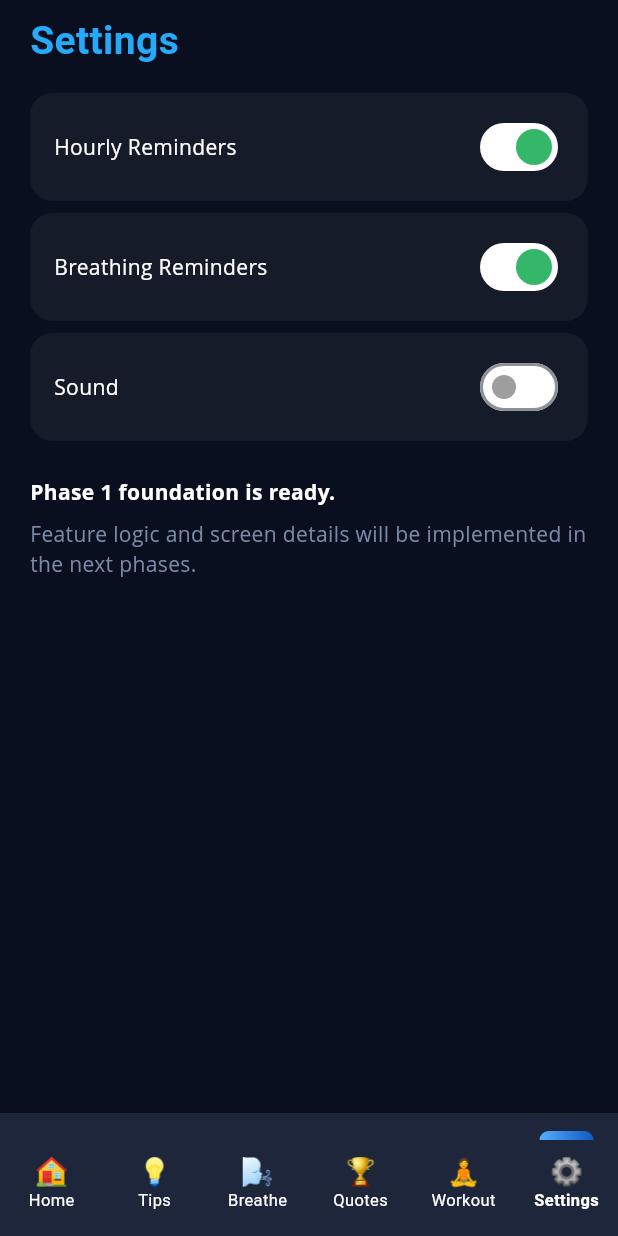
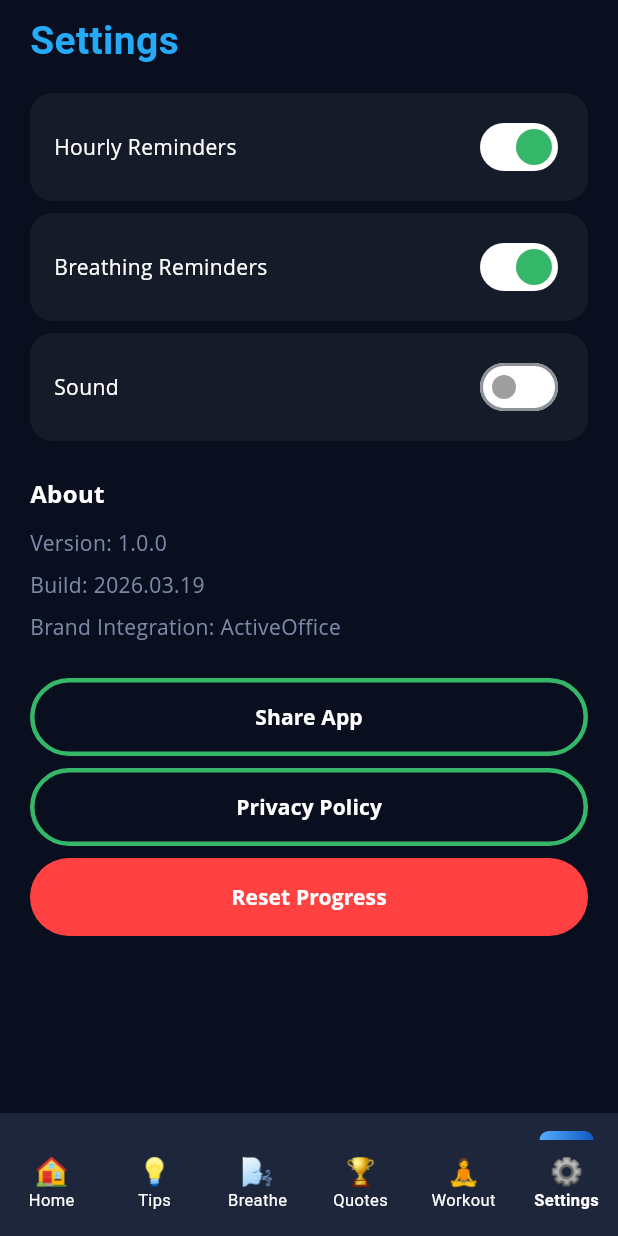
Before and after one commit to dyshko-taras/levchuk_0002, a Flutter app: the screen it shows after launch, after a tap on "Get Started", after a tap on "⚙️", on a phone screen of 412 x 824 dp. Run offline on Flutter 3.47's test engine with Material 3 defaults, Android fonts, the phone set to English and light mode, and no system bars; our stand-ins replace device_preview, go_router, shared_preferences; Roboto replaces fonts that are missing (Open Sans, Rubik).

Commit message:
feat: add phase 4 core tab screens

```diff
--- a/flutter_front/lib/constants/app_images.dart
+++ b/flutter_front/lib/constants/app_images.dart
@@ -14,4 +14,31 @@ abstract final class AppImages {
   static const tipMobility = 'assets/images/tip_mobility.webp';
   static const tipProductivity = 'assets/images/tip_productivity.webp';
   static const tipBreathing = 'assets/images/tip_breathing.webp';
+
+  static String topicImage(String topicId) {
+    switch (topicId) {
+      case 'eye_tips':
+        return tipEye;
+      case 'posture_tips':
+        return tipPosture;
+      case 'stress_tips':
+        return tipStress;
+      case 'focus_fatigue':
+        return tipFocus;
+      case 'hydration_nutrition':
+        return tipHydration;
+      case 'sleep_recovery':
+        return tipSleep;
+      case 'mental_health':
+        return tipMental;
+      case 'mobility_stretching':
+        return tipMobility;
+      case 'productivity_balance':
+        return tipProductivity;
+      case 'breathing_relaxation':
+        return tipBreathing;
+      default:
+        return homeHero;
+    }
+  }
 }
--- a/flutter_front/lib/core/routing/app_router.dart
+++ b/flutter_front/lib/core/routing/app_router.dart
@@ -4,8 +4,11 @@ import 'package:go_router/go_router.dart';
 import '../../constants/app_routes.dart';
 import '../../ui/pages/breathing_settings_page.dart';
 import '../../ui/pages/exercise_page.dart';
+import '../../ui/pages/quotes_page.dart';
+import '../../ui/pages/settings_page.dart';
+import '../../ui/pages/tip_detail_page.dart';
+import '../../ui/pages/tips_page.dart';
 import '../../ui/pages/placeholder_page.dart';
-import '../../ui/pages/settings_page.dart';
 import '../../ui/pages/shell/home_page.dart';
 import '../../ui/pages/shell/main_shell_page.dart';
 import '../../ui/pages/splash_page.dart';
@@ -45,10 +48,7 @@ class AppRouter {
             routes: [
               GoRoute(
                 path: AppRoutes.tips,
-                builder: (_, __) => const PlaceholderPage(
-                  title: 'Wellness Tips',
-                  subtitle: 'Tips list will be implemented in Phase 4.',
-                ),
+                builder: (_, __) => const TipsPage(),
               ),
             ],
           ),
@@ -67,10 +67,7 @@ class AppRouter {
             routes: [
               GoRoute(
                 path: AppRoutes.quotes,
-                builder: (_, __) => const PlaceholderPage(
-                  title: 'Inspiring Quotes',
-                  subtitle: 'Quotes flow will be implemented in Phase 4.',
-                ),
+                builder: (_, __) => const QuotesPage(),
               ),
             ],
           ),
@@ -116,11 +113,8 @@ class AppRouter {
       ),
       GoRoute(
         path: '${AppRoutes.tips}/:topicId',
-        builder: (_, state) => PlaceholderPage(
-          title: 'Tip Detail',
-          subtitle:
-              'Topic "${state.pathParameters['topicId']}" will be implemented in Phase 4.',
-        ),
+        builder: (_, state) =>
+            TipDetailPage(topicId: state.pathParameters['topicId'] ?? ''),
       ),
       GoRoute(
         path: AppRoutes.breathingSettings,
--- a/flutter_front/lib/providers/breathing_provider.dart
+++ b/flutter_front/lib/providers/breathing_provider.dart
@@ -17,9 +17,6 @@ class BreathingProvider extends ChangeNotifier {
   BreathingSettings get settings => _settings;
 
   Future<void> load() async {
-    if (_loaded) {
-      return;
-    }
     _settings = await _repository.load();
     _loaded = true;
     notifyListeners();
--- a/flutter_front/lib/providers/quotes_provider.dart
+++ b/flutter_front/lib/providers/quotes_provider.dart
@@ -34,10 +34,6 @@ class QuotesProvider extends ChangeNotifier {
   }
 
   Future<void> load() async {
-    if (_loaded) {
-      return;
-    }
-
     _quotes = await _quotesRepository.loadQuotes();
     _loaded = true;
     notifyListeners();
--- a/flutter_front/lib/providers/tips_provider.dart
+++ b/flutter_front/lib/providers/tips_provider.dart
@@ -18,10 +18,6 @@ class TipsProvider extends ChangeNotifier {
   List<WellnessTopic> get topics => _topics;
 
   Future<void> load() async {
-    if (_loaded) {
-      return;
-    }
-
     _topics = await _tipsRepository.loadTopics();
     _loaded = true;
     notifyListeners();
--- /dev/null
+++ b/flutter_front/lib/ui/pages/quotes_page.dart
@@ -0,0 +1,125 @@
+import 'package:flutter/material.dart';
+import 'package:provider/provider.dart';
+
+import '../../constants/app_images.dart';
+import '../../constants/app_spacing.dart';
+import '../../providers/quotes_provider.dart';
+import '../theme/app_colors.dart';
+import '../theme/app_fonts.dart';
+import '../widgets/common/accent_bar.dart';
+import '../widgets/common/gradient_card.dart';
+import '../widgets/common/screen_header.dart';
+
+class QuotesPage extends StatelessWidget {
+  const QuotesPage({super.key});
+
+  @override
+  Widget build(BuildContext context) {
+    final quotesProvider = context.watch<QuotesProvider>();
+    final activeQuote = quotesProvider.currentQuote ?? quotesProvider.quoteOfTheDay;
+
+    return Scaffold(
+      body: SafeArea(
+        child: Stack(
+          children: [
+            Positioned.fill(
+              child: Opacity(
+                opacity: 0.15,
+                child: Image.asset(
+                  AppImages.quotesBackground,
+                  fit: BoxFit.cover,
+                  alignment: Alignment.topCenter,
+                ),
+              ),
+            ),
+            Padding(
+              padding: Insets.screen,
+              child: Column(
+                crossAxisAlignment: CrossAxisAlignment.start,
+                children: [
+                  const ScreenHeader(
+                    title: 'Inspiring Quotes',
+                    accentColor: ScreenHeaderAccent.purple,
+                  ),
+                  const SizedBox(height: AppSpacing.lg),
+                  GradientCard(
+                    child: Column(
+                      crossAxisAlignment: CrossAxisAlignment.start,
+                      children: [
+                        AccentBar.purple,
+                        Gaps.hSm,
+                        Text(
+                          '✨ Quote of the Day:',
+                          style: AppFonts.body(
+                            size: 15,
+                            weight: FontWeight.w700,
+                            color: Colors.white,
+                          ),
+                        ),
+                        Gaps.hSm,
+                        Text(
+                          activeQuote == null ? 'No quote available.' : '"${activeQuote.text}"',
+                          style: AppFonts.body(
+                            size: 16,
+                            color: Colors.white,
+                          ),
+                        ),
+                        Gaps.hSm,
+                        Align(
+                          alignment: Alignment.centerRight,
+                          child: Text(
+                            activeQuote == null ? '—' : '— ${activeQuote.author}',
+                            style: AppFonts.body(
+                              size: 13,
+                              color: AppColors.purpleStart,
+                            ),
+                          ),
+                        ),
+                      ],
+                    ),
+                  ),
+                  const Spacer(),
+                  OutlinedButton(
+                    onPressed: () {},
+                    style: OutlinedButton.styleFrom(
+                      minimumSize: const Size.fromHeight(56),
+                      side: const BorderSide(
+                        color: AppColors.greenStart,
+                        width: 3,
+                      ),
+                    ),
+                    child: Text(
+                      'Past quotes',
+                      style: AppFonts.body(
+                        size: 16,
+                        weight: FontWeight.w700,
+                        color: Colors.white,
+                      ),
+                    ),
+                  ),
+                  Gaps.hXs,
+                  FilledButton(
+                    onPressed: quotesProvider.showNextQuote,
+                    style: FilledButton.styleFrom(
+                      minimumSize: const Size.fromHeight(56),
+                      backgroundColor: AppColors.greenStart,
+                    ),
+                    child: Text(
+                      'Next Quote',
+                      style: AppFonts.body(
+                        size: 16,
+                        weight: FontWeight.w700,
+                        color: Colors.white,
+                      ),
+                    ),
+                  ),
+                  Gaps.hLg,
+                ],
+              ),
+            ),
+          ],
+        ),
+      ),
+    );
+  }
+}
--- a/flutter_front/lib/ui/pages/settings_page.dart
+++ b/flutter_front/lib/ui/pages/settings_page.dart
@@ -5,6 +5,8 @@ import 'package:provider/provider.dart';
 
 import '../../constants/app_spacing.dart';
 import '../../constants/app_strings.dart';
+import '../../providers/routine_provider.dart';
+import '../../providers/workout_provider.dart';
 import '../../providers/settings_provider.dart';
 import '../theme/app_colors.dart';
 import '../theme/app_fonts.dart';
@@ -64,19 +66,131 @@ class SettingsPage extends StatelessWidget {
               ],
               Gaps.hXl,
               Text(
-                AppStrings.placeholderComingSoon,
-                style: AppFonts.body(weight: FontWeight.w700, color: Colors.white),
+                'About',
+                style: AppFonts.body(
+                  size: 16,
+                  weight: FontWeight.w700,
+                  color: Colors.white,
+                ),
+              ),
+              Gaps.hSm,
+              Text(
+                'Version: 1.0.0',
+                style: AppFonts.body(color: AppColors.textGray),
               ),
               Gaps.hXs,
               Text(
-                AppStrings.placeholderNextStep,
+                'Build: 2026.03.19',
                 style: AppFonts.body(color: AppColors.textGray),
               ),
+              Gaps.hXs,
+              Text(
+                'Brand Integration: ActiveOffice',
+                style: AppFonts.body(color: AppColors.textGray),
+              ),
+              Gaps.hXl,
+              OutlinedButton(
+                onPressed: () {},
+                style: OutlinedButton.styleFrom(
+                  minimumSize: const Size.fromHeight(52),
+                  side: const BorderSide(
+                    color: AppColors.greenStart,
+                    width: 3,
+                  ),
+                ),
+                child: Text(
+                  'Share App',
+                  style: AppFonts.body(
+                    weight: FontWeight.w700,
+                    color: Colors.white,
+                  ),
+                ),
+              ),
+              Gaps.hXs,
+              OutlinedButton(
+                onPressed: () {},
+                style: OutlinedButton.styleFrom(
+                  minimumSize: const Size.fromHeight(52),
+                  side: const BorderSide(
+                    color: AppColors.greenStart,
+                    width: 3,
+                  ),
+                ),
+                child: Text(
+                  'Privacy Policy',
+                  style: AppFonts.body(
+                    weight: FontWeight.w700,
+                    color: Colors.white,
+                  ),
+                ),
+              ),
+              Gaps.hXs,
+              FilledButton(
+                onPressed: () => _confirmResetProgress(context),
+                style: FilledButton.styleFrom(
+                  minimumSize: const Size.fromHeight(52),
+                  backgroundColor: AppColors.red,
+                ),
+                child: Text(
+                  'Reset Progress',
+                  style: AppFonts.body(
+                    weight: FontWeight.w700,
+                    color: Colors.white,
+                  ),
+                ),
+              ),
+              Gaps.hLg,
             ],
           ),
         ),
       ),
     );
+  }
+
+  Future<void> _confirmResetProgress(BuildContext context) async {
+    final confirmed = await showDialog<bool>(
+      context: context,
+      builder: (context) {
+        return AlertDialog(
+          backgroundColor: AppColors.darkCard,
+          title: Text(
+            'Reset Progress',
+            style: AppFonts.display(size: 20, color: Colors.white),
+          ),
+          content: Text(
+            'This clears daily progress and custom workouts.',
+            style: AppFonts.body(color: AppColors.textGray),
+          ),
+          actions: [
+            TextButton(
+              onPressed: () => Navigator.of(context).pop(false),
+              child: Text(
+                'Cancel',
+                style: AppFonts.body(color: AppColors.textGray3),
+              ),
+            ),
+            FilledButton(
+              onPressed: () => Navigator.of(context).pop(true),
+              style: FilledButton.styleFrom(backgroundColor: AppColors.red),
+              child: Text(
+                'Reset',
+                style: AppFonts.body(
+                  weight: FontWeight.w700,
+                  color: Colors.white,
+                ),
+              ),
+            ),
+          ],
+        );
+      },
+    );
+
+    if (confirmed != true || !context.mounted) {
+      return;
+    }
+
+    await context.read<RoutineProvider>().clearAllProgress();
+    await context.read<WorkoutProvider>().clearAll();
   }
 }
 
--- /dev/null
+++ b/flutter_front/lib/ui/pages/tips_page.dart
@@ -0,0 +1,118 @@
+import 'package:flutter/material.dart';
+import 'package:go_router/go_router.dart';
+import 'package:provider/provider.dart';
+
+import '../../constants/app_images.dart';
+import '../../constants/app_routes.dart';
+import '../../constants/app_spacing.dart';
+import '../../providers/tips_provider.dart';
+import '../theme/app_colors.dart';
+import '../theme/app_fonts.dart';
+import '../widgets/common/gradient_card.dart';
+import '../widgets/common/screen_header.dart';
+
+class TipsPage extends StatelessWidget {
+  const TipsPage({super.key});
+
+  @override
+  Widget build(BuildContext context) {
+    final tipsProvider = context.watch<TipsProvider>();
+
+    return Scaffold(
+      body: SafeArea(
+        child: Column(
+          children: [
+            const ScreenHeader(
+              title: 'Wellness Tips',
+              showGear: true,
+            ),
+            Expanded(
+              child: ListView.separated(
+                padding: const EdgeInsets.fromLTRB(
+                  AppSpacing.screenPadding,
+                  AppSpacing.md,
+                  AppSpacing.screenPadding,
+                  AppSpacing.lg,
+                ),
+                itemCount: tipsProvider.topics.length,
+                separatorBuilder: (_, __) => const SizedBox(height: 10),
+                itemBuilder: (context, index) {
+                  final topic = tipsProvider.topics[index];
+                  return InkWell(
+                    borderRadius: BorderRadius.circular(20),
+                    onTap: () => context.push(AppRoutes.tipDetail(topic.id)),
+                    child: GradientCard(
+                      child: Stack(
+                        children: [
+                          Padding(
+                            padding: const EdgeInsets.only(bottom: AppSpacing.xs),
+                            child: Row(
+                              crossAxisAlignment: CrossAxisAlignment.start,
+                              children: [
+                                ClipRRect(
+                                  borderRadius: BorderRadius.circular(12),
+                                  child: Image.asset(
+                                    AppImages.topicImage(topic.id),
+                                    width: 56,
+                                    height: 56,
+                                    fit: BoxFit.cover,
+                                  ),
+                                ),
+                                Gaps.wSm,
+                                Expanded(
+                                  child: Column(
+                                    crossAxisAlignment: CrossAxisAlignment.start,
+                                    children: [
+                                      Text(
+                                        topic.title,
+                                        style: AppFonts.body(
+                                          size: 16,
+                                          weight: FontWeight.w700,
+                                          color: Colors.white,
+                                        ),
+                                      ),
+                                      Gaps.hXs,
+                                      Text(
+                                        topic.shortDescription,
+                                        style: AppFonts.body(
+                                          size: 13,
+                                          color: AppColors.textGray,
+                                        ),
+                                      ),
+                                    ],
+                                  ),
+                                ),
+                              ],
+                            ),
+                          ),
+                          const Positioned(
+                            left: 0,
+                            right: 0,
+                            bottom: 0,
+                            child: SizedBox(
+                              height: 8,
+                              child: DecoratedBox(
+                                decoration: BoxDecoration(
+                                  gradient: LinearGradient(
+                                    colors: [Color(0xFF28BAE8), Color(0xFF176ECA)],
+                                  ),
+                                  borderRadius: BorderRadius.vertical(
+                                    bottom: Radius.circular(20),
+                                  ),
+                                ),
+                              ),
+                            ),
+                          ),
+                        ],
+                      ),
+                    ),
+                  );
+                },
+              ),
+            ),
+          ],
+        ),
+      ),
+    );
+  }
+}
--- a/flutter_front/lib/ui/theme/app_colors.dart
+++ b/flutter_front/lib/ui/theme/app_colors.dart
@@ -17,6 +17,7 @@ abstract final class AppColors {
   static const redLight = Color(0xFFFF6565);
   static const textGray = Color(0xFF7C89A7);
   static const textGray2 = Color(0xFF5A6C99);
+  static const textGray3 = Color(0xFF8B9ABA);
   static const overlayLight = Color(0x0DFFFFFF);
   static const overlayMedium = Color(0x26FFFFFF);
 }
--- /dev/null
+++ b/flutter_front/lib/ui/widgets/common/screen_header.dart
@@ -0,0 +1,92 @@
+import 'package:flutter/material.dart';
+import 'package:go_router/go_router.dart';
+
+import '../../../constants/app_routes.dart';
+import '../../../constants/app_spacing.dart';
+import '../../theme/app_colors.dart';
+import '../../theme/app_fonts.dart';
+import 'accent_bar.dart';
+
+class ScreenHeader extends StatelessWidget {
+  const ScreenHeader({
+    required this.title,
+    super.key,
+    this.subtitle,
+    this.showBack = false,
+    this.showGear = false,
+    this.accentColor = ScreenHeaderAccent.blue,
+    this.rightIcon,
+    this.onRightIconTap,
+  });
+
+  final String title;
+  final String? subtitle;
+  final bool showBack;
+  final bool showGear;
+  final ScreenHeaderAccent accentColor;
+  final String? rightIcon;
+  final VoidCallback? onRightIconTap;
+
+  @override
+  Widget build(BuildContext context) {
+    return Padding(
+      padding: Insets.screen,
+      child: Column(
+        crossAxisAlignment: CrossAxisAlignment.start,
+        children: [
+          if (showBack)
+            Padding(
+              padding: const EdgeInsets.only(bottom: AppSpacing.xxs),
+              child: InkWell(
+                onTap: () => context.pop(),
+                child: Text(
+                  '◄ Back',
+                  style: AppFonts.body(color: Colors.white),
+                ),
+              ),
+            ),
+          Row(
+            children: [
+              Expanded(
+                child: Text(
+                  title,
+                  style: AppFonts.display(
+                    size: 26,
+                    color: AppColors.primaryBlue,
+                  ),
+                ),
+              ),
+              if (rightIcon != null)
+                IconButton(
+                  onPressed: onRightIconTap,
+                  icon: Text(rightIcon!, style: const TextStyle(fontSize: 22)),
+                ),
+              if (showGear)
+                IconButton(
+                  onPressed: () => context.go(AppRoutes.settings),
+                  icon: const Text('⚙️', style: TextStyle(fontSize: 22)),
+                ),
+            ],
+          ),
+          if (subtitle != null)
+            Text(
+              subtitle!,
+              style: AppFonts.body(
+                size: 13,
+                color: AppColors.textGray2,
+              ),
+            ),
+          Gaps.hSm,
+          accentColor == ScreenHeaderAccent.purple
+              ? AccentBar.purple
+              : AccentBar.blue,
+        ],
+      ),
+    );
+  }
+}
+
+enum ScreenHeaderAccent {
+  blue,
+  purple,
+}
```
Also changed, not shown: flutter_front/lib/providers/routine_provider.dart (+6 -4 lines), flutter_front/lib/providers/workout_provider.dart (+7 -4 lines), flutter_front/lib/ui/pages/tip_detail_page.dart (added, +119 -0 lines), 1 other file.
